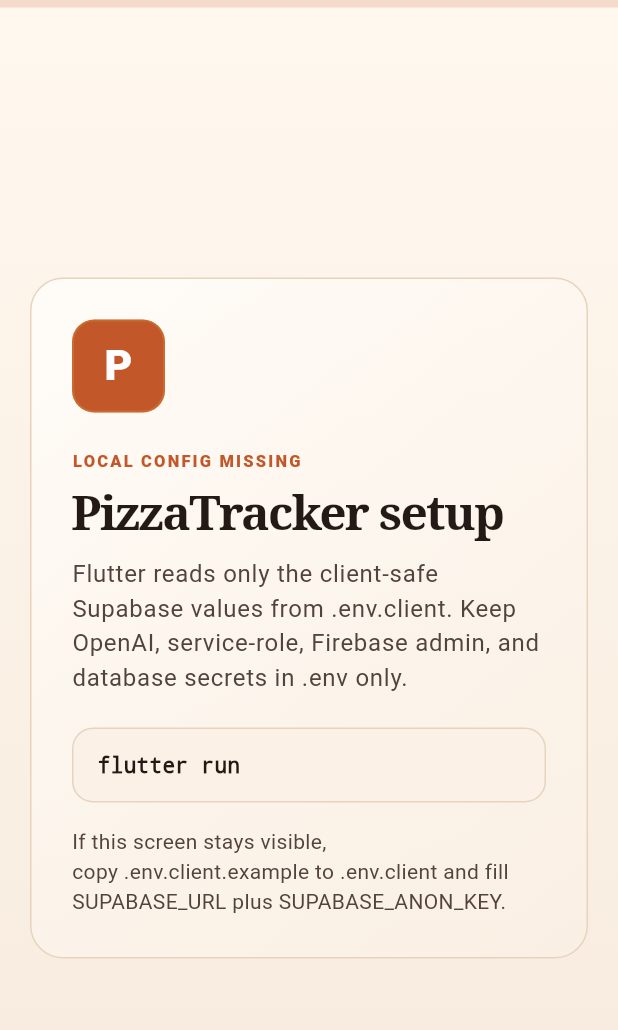
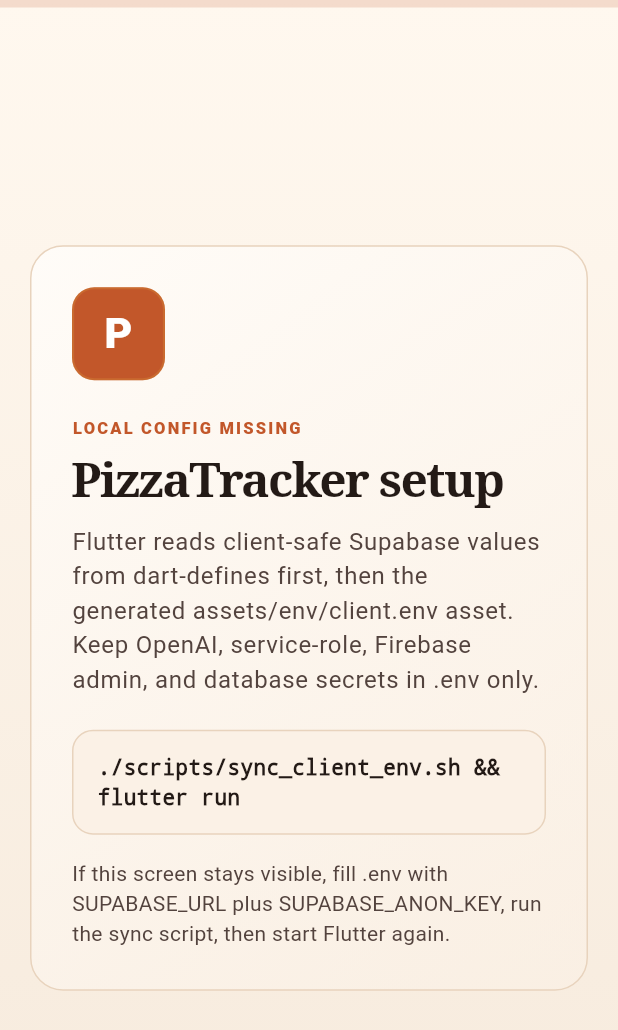
Before and after one commit to piekret/PizzaTracker, a Flutter app: the SetupScreen screen opened directly, on a phone screen of 412 x 824 dp. Shown: the top 1030 px of the screen. Run offline on Flutter 3.47's test engine with Material 3 defaults, Android fonts, the phone set to English and light mode, and no system bars; our stand-ins replace flutter_dotenv, flutter_riverpod, supabase_flutter; accounts and stored records are empty; network calls fail.

Commit message:
fix: address setup and UI stability

```diff
--- a/lib/src/app_config.dart
+++ b/lib/src/app_config.dart
@@ -2,6 +2,8 @@
 import 'package:flutter_riverpod/flutter_riverpod.dart';
 
 final appConfigProvider = Provider<AppConfig?>((ref) => null);
+
+const _clientEnvAsset = 'assets/env/client.env';
 
 class AppConfig {
   const AppConfig({required this.supabaseUrl, required this.supabaseAnonKey});
@@ -16,7 +18,7 @@
     }
 
     try {
-      await dotenv.load(fileName: '.env.client');
+      await dotenv.load(fileName: _clientEnvAsset);
     } catch (_) {
       return null;
     }
--- a/lib/src/pizza_tracker_app.dart
+++ b/lib/src/pizza_tracker_app.dart
@@ -66,17 +66,19 @@
                       ),
                       const SizedBox(height: 12),
                       Text(
-                        'Flutter reads only the client-safe Supabase values from .env.client. Keep OpenAI, service-role, Firebase admin, and database secrets in .env only.',
+                        'Flutter reads client-safe Supabase values from dart-defines first, then the generated assets/env/client.env asset. Keep OpenAI, service-role, Firebase admin, and database secrets in .env only.',
                         style: Theme.of(context).textTheme.bodyLarge?.copyWith(
                           color: Theme.of(context).colorScheme.onSurfaceVariant,
                           height: 1.45,
                         ),
                       ),
                       const SizedBox(height: 22),
-                      const _CommandBox(command: 'flutter run'),
+                      const _CommandBox(
+                        command: './scripts/sync_client_env.sh && flutter run',
+                      ),
                       const SizedBox(height: 16),
                       Text(
-                        'If this screen stays visible, copy .env.client.example to .env.client and fill SUPABASE_URL plus SUPABASE_ANON_KEY.',
+                        'If this screen stays visible, fill .env with SUPABASE_URL plus SUPABASE_ANON_KEY, run the sync script, then start Flutter again.',
                         style: Theme.of(context).textTheme.bodyMedium?.copyWith(
                           color: Theme.of(context).colorScheme.onSurfaceVariant,
                         ),
--- a/pubspec.yaml
+++ b/pubspec.yaml
@@ -62,7 +62,7 @@
   uses-material-design: true
 
   assets:
-    - .env.client
+    - assets/env/
 
   # To add assets to your application, add an assets section, like this:
   #   - images/a_dot_burr.jpeg
```
Also changed, not shown: lib/src/app_chrome.dart (+18 -3 lines), lib/src/app_data.dart (+7 -11 lines), 6 other files.
